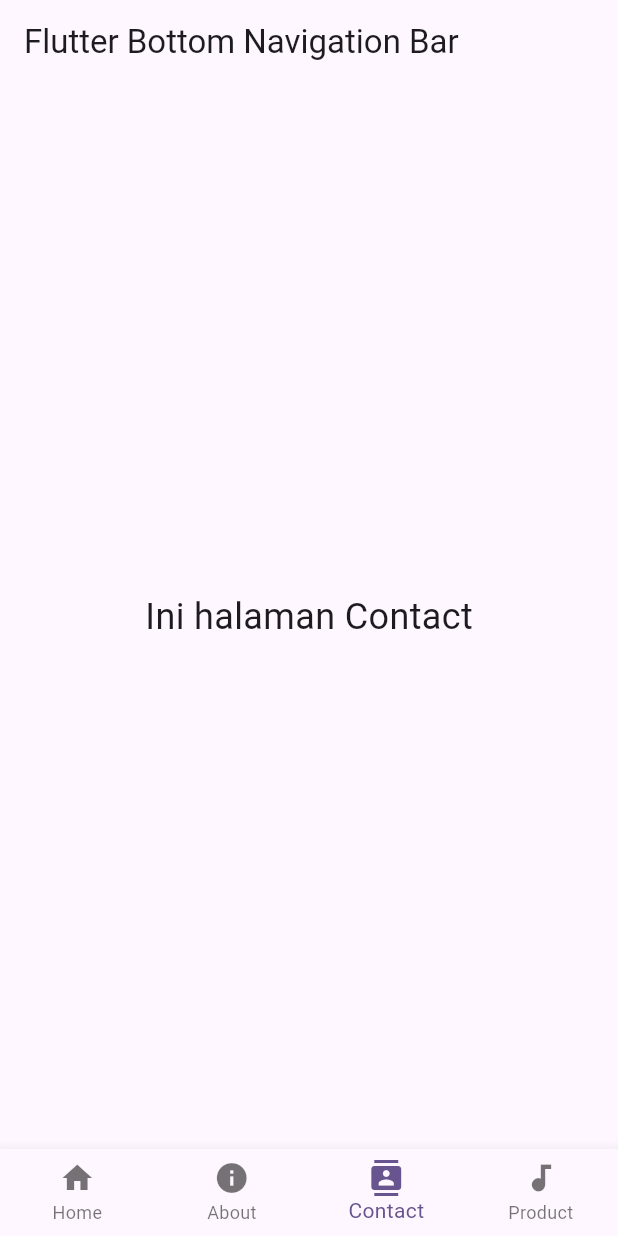
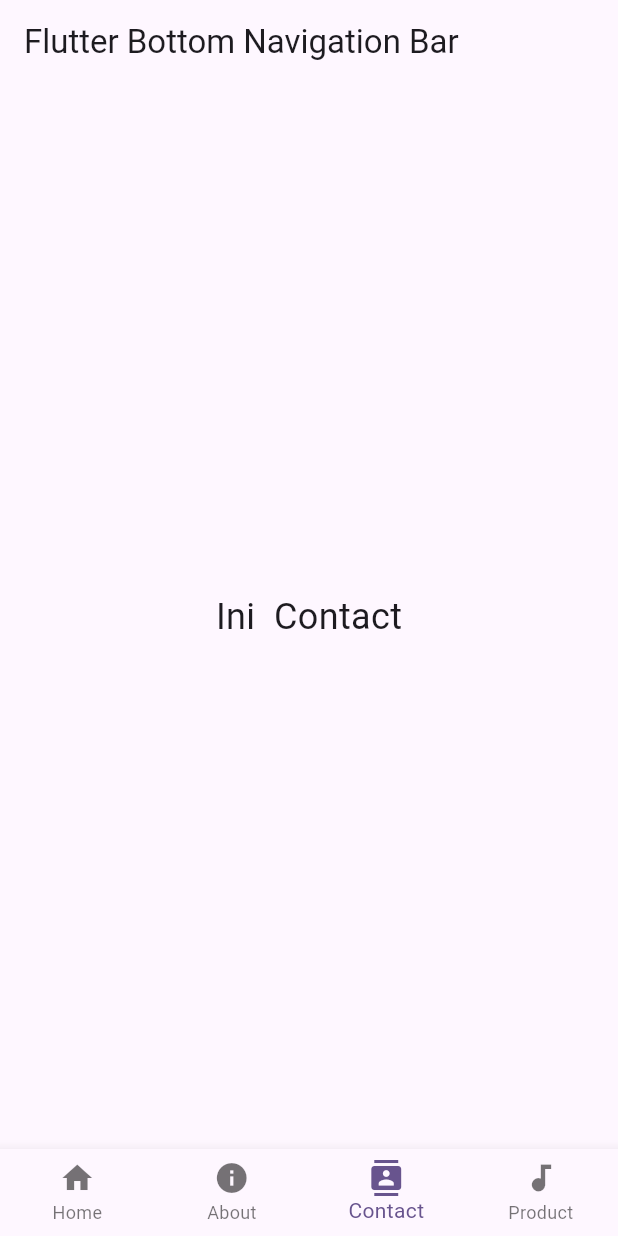
Before and after one commit to ilhamafandi21/firstapp, a Flutter app: the screen it shows after launch, item 3 of the bottom bar chosen, on a phone screen of 412 x 824 dp. Run offline on Flutter 3.47's test engine with Material 3 defaults, Android fonts, the phone set to English and light mode, and no system bars.

Commit message:
30-09-2025

```diff
--- a/lib/main.dart
+++ b/lib/main.dart
@@ -30,7 +30,7 @@ class _MyHomePageState extends State<MyHomePage>{
   final List<Widget> _pages = const [
     Center(child: Text("Ini halaman Home", style: TextStyle(fontSize: 24))),
     Center(child: Text("Ini halaman About", style: TextStyle(fontSize: 24))),
-    Center(child: Text("Ini halaman Contact", style: TextStyle(fontSize: 24))),
+    Center(child: Text("Ini  Contact", style: TextStyle(fontSize: 24))),
     Center(child: Text("Ini halaman Product", style: TextStyle(fontSize: 24))),
   ];
 
```
